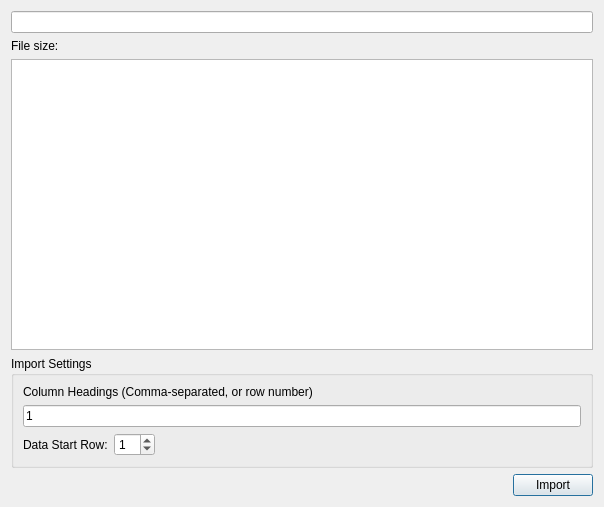
noedigcode/GidPlot, file src/CsvImportDialog.ui: the form before one commit.
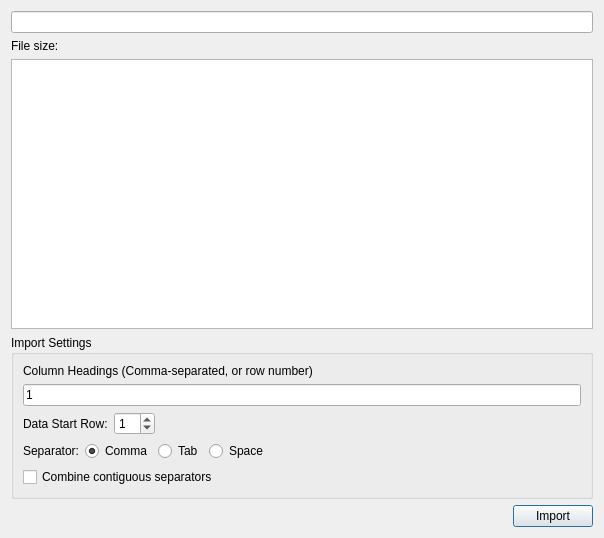
The form after the commit. Icons and pictures are not drawn.

Commit message: Add additional separator options: tab and space. Add option to combine contiguous separators. Auto-detect separators. When initialising matrix, guess column count from max of heading count and first data row.

```diff
--- a/src/CsvImportDialog.ui
+++ b/src/CsvImportDialog.ui
@@ -10,7 +10,7 @@
     <x>0</x>
     <y>0</y>
     <width>604</width>
-    <height>507</height>
+    <height>538</height>
    </rect>
   </property>
   <property name="windowTitle">
@@ -93,6 +93,64 @@
         </item>
        </layout>
       </item>
+      <item>
+       <layout class="QHBoxLayout" name="horizontalLayout_3">
+        <property name="topMargin">
+         <number>0</number>
+        </property>
+        <item>
+         <widget class="QLabel" name="label_3">
+          <property name="text">
+           <string>Separator:</string>
+          </property>
+         </widget>
+        </item>
+        <item>
+         <widget class="QRadioButton" name="radioButton_separatorComma">
+          <property name="text">
+           <string>Comma</string>
+          </property>
+          <property name="checked">
+           <bool>true</bool>
+          </property>
+         </widget>
+        </item>
+        <item>
+         <widget class="QRadioButton" name="radioButton_separatorTab">
+          <property name="text">
+           <string>Tab</string>
+          </property>
+         </widget>
+        </item>
+        <item>
+         <widget class="QRadioButton" name="radioButton_separatorSpace">
+          <property name="text">
+           <string>Space</string>
+          </property>
+         </widget>
+        </item>
+        <item>
+         <spacer name="horizontalSpacer_3">
+          <property name="orientation">
+           <enum>Qt::Horizontal</enum>
+          </property>
+          <property name="sizeHint" stdset="0">
+           <size>
+            <width>40</width>
+            <height>20</height>
+           </size>
+          </property>
+         </spacer>
+        </item>
+       </layout>
+      </item>
+      <item>
+       <widget class="QCheckBox" name="checkBox_combineSeparators">
+        <property name="text">
+         <string>Combine contiguous separators</string>
+        </property>
+       </widget>
+      </item>
      </layout>
     </widget>
    </item>
```
The commit also changes 7 other files.
